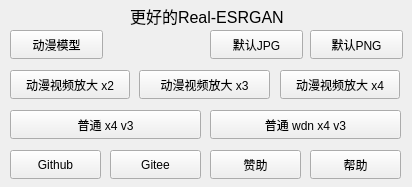
First picture: the form in QMake/better_real_esrgan.ui, repository Grey-Wind/Better-Real-ESRGAN, before the edit.
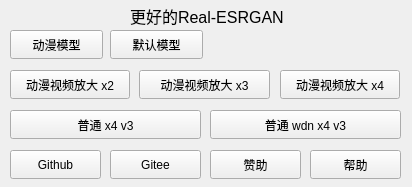
Second picture: the form after the edit. Icons and pictures are not drawn.

Commit message: 调整按钮

What changed in the file:
```diff
--- a/QMake/better_real_esrgan.ui
+++ b/QMake/better_real_esrgan.ui
@@ -61,32 +61,6 @@
      <string>动漫模型</string>
     </property>
    </widget>
-   <widget class="QPushButton" name="DefaultJPG">
-    <property name="geometry">
-     <rect>
-      <x>210</x>
-      <y>30</y>
-      <width>93</width>
-      <height>29</height>
-     </rect>
-    </property>
-    <property name="text">
-     <string>默认JPG</string>
-    </property>
-   </widget>
-   <widget class="QPushButton" name="DefaultPNG">
-    <property name="geometry">
-     <rect>
-      <x>310</x>
-      <y>30</y>
-      <width>93</width>
-      <height>29</height>
-     </rect>
-    </property>
-    <property name="text">
-     <string>默认PNG</string>
-    </property>
-   </widget>
    <widget class="QPushButton" name="Video2">
     <property name="geometry">
      <rect>
@@ -204,6 +178,19 @@
      <string>普通 wdn x4 v3</string>
     </property>
    </widget>
+   <widget class="QPushButton" name="DefaultModel">
+    <property name="geometry">
+     <rect>
+      <x>110</x>
+      <y>30</y>
+      <width>93</width>
+      <height>29</height>
+     </rect>
+    </property>
+    <property name="text">
+     <string>默认模型</string>
+    </property>
+   </widget>
   </widget>
  </widget>
  <tabstops>
```
Left out of the diff: 6 changed lines with no effect on the pictures. The commit also changes 5 other files.
